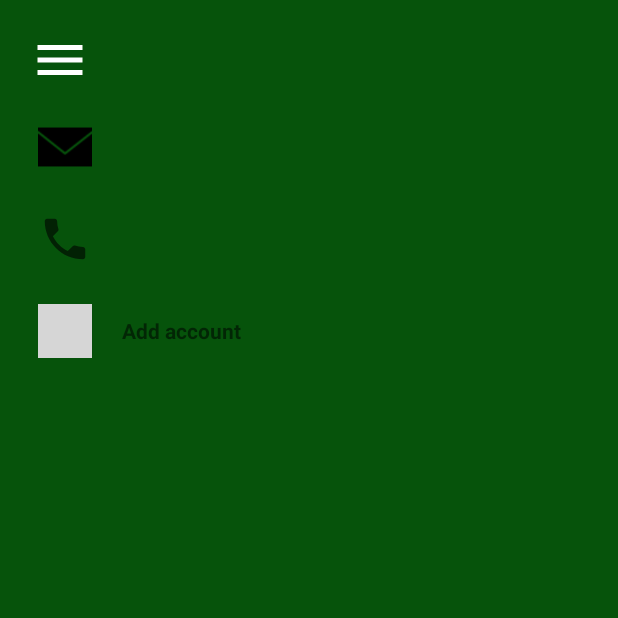
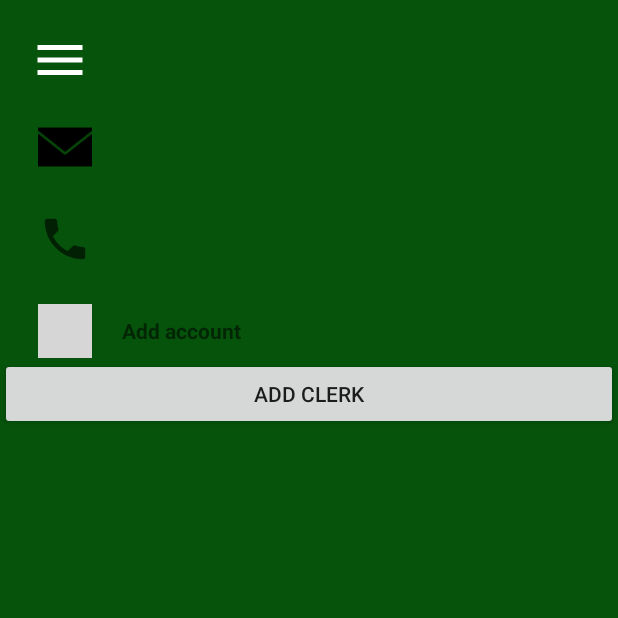
Before and after one commit to Project-Management-SCE/PM2022_TEAM_26_2, an Android app: the DashboardActivity screen opened directly, with no data from a screen before it, on a phone screen of 412 x 824 dp, the top half of it. Run offline under Robolectric (Android 15) with nearby library versions, the phone set to English and light mode, and no system bars; Roboto replaces fonts that are not available here; grey boxes are pictures that could not be loaded.

Commit message:
with add clerks

```diff
--- a/app/src/main/java/com/example/ymdbanking/DashboardActivity.java
+++ b/app/src/main/java/com/example/ymdbanking/DashboardActivity.java
@@ -5,6 +5,7 @@ import android.os.Bundle;
 import android.view.MenuItem;
 import android.view.View;
 import android.view.WindowManager;
+import android.widget.Button;
 import android.widget.ImageView;
 import android.widget.LinearLayout;
 import android.widget.TextView;
@@ -28,6 +29,7 @@ public class DashboardActivity extends AppCompatActivity implements NavigationVi
     ImageView menuIcon;
     LinearLayout contentView;
     TextView disp_email,disp_phone;
+    Button addB;
 
 
     @Override
@@ -59,6 +61,7 @@ public class DashboardActivity extends AppCompatActivity implements NavigationVi
 
         disp_email = findViewById(R.id.disp_email);
         disp_phone = findViewById(R.id.display_phone);
+        addB = findViewById(R.id.button_add);
 
         //User Session Details
         SessionManager sessionManager = new SessionManager(DashboardActivity.this,SessionManager.SESSION_USER_SESSION);
@@ -70,7 +73,13 @@ public class DashboardActivity extends AppCompatActivity implements NavigationVi
         disp_email.setText(email);
         disp_phone.setText(phone);
 
+        addB.setOnClickListener(new View.OnClickListener() {
+            @Override
+            public void onClick(View view) {
 
+                startActivity(new Intent(getApplicationContext(),AddClerkActivity.class));
+            }
+        });
 
 
         menuIcon.setOnClickListener(new View.OnClickListener() {
--- a/app/src/main/res/layout/activity_dashbord.xml
+++ b/app/src/main/res/layout/activity_dashbord.xml
@@ -104,6 +104,12 @@
 
         </LinearLayout>
 
+        <Button
+            android:id="@+id/button_add"
+            android:layout_width="match_parent"
+            android:layout_height="wrap_content"
+            android:text="@string/add_clerk" />
+
     </LinearLayout>
 
 </androidx.drawerlayout.widget.DrawerLayout>
```
